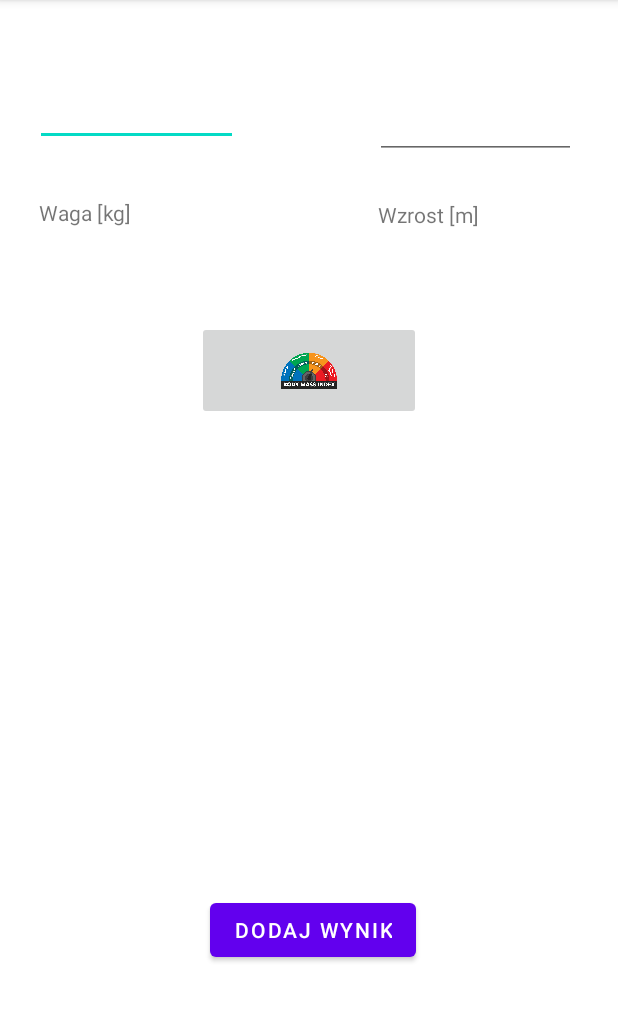
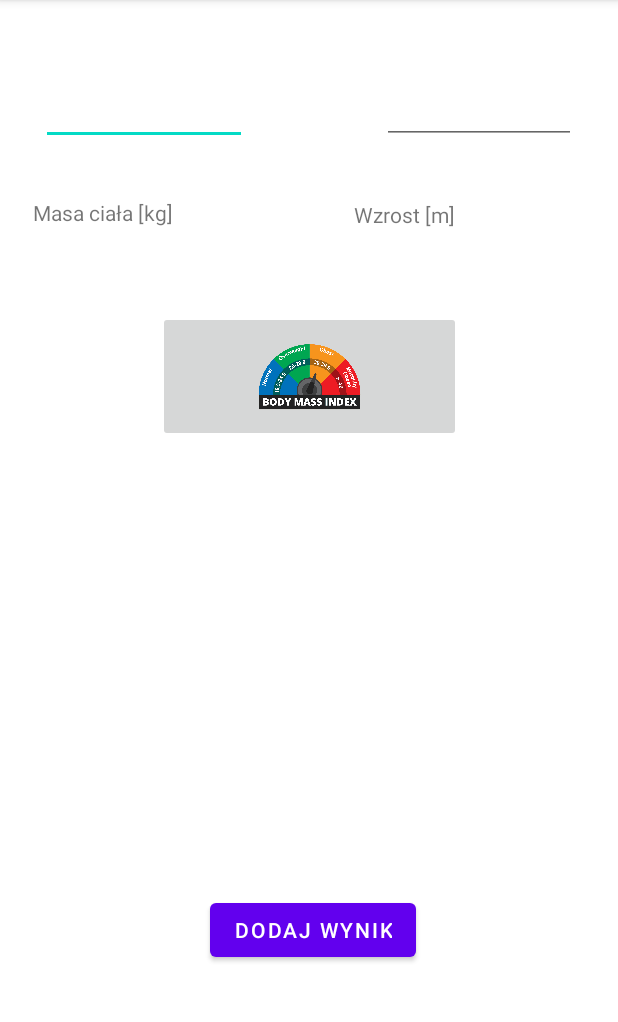
Before and after one commit to staryDziad/StopSmoke, an Android app: the Zdrowie screen opened directly, with no data from a screen before it, on a phone screen of 412 x 824 dp, the part 84-1106 px from its top. Run offline under Robolectric (Android 15) with nearby library versions, the phone set to English and light mode, and no system bars.

Commit message:
1.07.2021_1

```diff
--- a/app/src/main/res/layout/activity_oszczedzaj_cele.xml
+++ b/app/src/main/res/layout/activity_oszczedzaj_cele.xml
@@ -76,7 +76,7 @@
         android:layout_width="wrap_content"
         android:layout_height="wrap_content"
         android:layout_marginStart="26dp"
-        android:layout_marginTop="89dp"
+        android:layout_marginTop="92dp"
         android:layout_marginEnd="33dp"
         android:text="Cel 1"
         android:textSize="30dp"
--- a/app/src/main/res/layout/activity_zdrowie.xml
+++ b/app/src/main/res/layout/activity_zdrowie.xml
@@ -21,8 +21,8 @@
 
     <ImageButton
         android:id="@+id/btBMI"
-        android:layout_width="149dp"
-        android:layout_height="66dp"
+        android:layout_width="202dp"
+        android:layout_height="87dp"
         android:layout_weight="1"
         android:adjustViewBounds="true"
         android:padding="20dp"
@@ -36,21 +36,21 @@
 
     <EditText
         android:id="@+id/edWaga"
-        android:layout_width="135dp"
-        android:layout_height="44dp"
+        android:layout_width="137dp"
+        android:layout_height="43dp"
         android:ems="10"
         android:inputType="numberDecimal"
         app:layout_constraintBottom_toBottomOf="parent"
         app:layout_constraintEnd_toStartOf="@+id/edWzrost"
-        app:layout_constraintHorizontal_bias="0.206"
+        app:layout_constraintHorizontal_bias="0.232"
         app:layout_constraintStart_toStartOf="parent"
         app:layout_constraintTop_toTopOf="parent"
         app:layout_constraintVertical_bias="0.074" />
 
     <EditText
         android:id="@+id/edWzrost"
-        android:layout_width="134dp"
-        android:layout_height="52dp"
+        android:layout_width="129dp"
+        android:layout_height="41dp"
         android:layout_marginEnd="28dp"
         android:ems="10"
         android:inputType="numberDecimal"
@@ -63,10 +63,10 @@
         android:id="@+id/txBMI"
         android:layout_width="wrap_content"
         android:layout_height="wrap_content"
-
+        android:visibility="gone"
         android:textSize="27dp"
         android:textStyle="bold"
-        android:visibility="gone"
+
         app:layout_constraintBottom_toBottomOf="parent"
         app:layout_constraintEnd_toEndOf="parent"
         app:layout_constraintStart_toStartOf="parent"
@@ -78,14 +78,44 @@
         android:id="@+id/txBmiStatus"
         android:layout_width="wrap_content"
         android:layout_height="wrap_content"
-
+        android:visibility="gone"
         android:textSize="25dp"
         android:textStyle="bold"
-        android:visibility="gone"
+
         app:layout_constraintBottom_toBottomOf="parent"
         app:layout_constraintEnd_toEndOf="parent"
         app:layout_constraintStart_toStartOf="parent"
         app:layout_constraintTop_toTopOf="parent" />
+
+    <TextView
+        android:id="@+id/txPrawidlowaMasa"
+        android:layout_width="wrap_content"
+        android:layout_height="wrap_content"
+        android:visibility="gone"
+        android:textSize="15dp"
+        android:textStyle="bold"
+
+        app:layout_constraintBottom_toBottomOf="parent"
+        app:layout_constraintEnd_toEndOf="parent"
+        app:layout_constraintHorizontal_bias="0.501"
+        app:layout_constraintStart_toStartOf="parent"
+        app:layout_constraintTop_toTopOf="parent"
+        app:layout_constraintVertical_bias="0.571" />
+
+    <TextView
+        android:id="@+id/txRoznica"
+        android:layout_width="wrap_content"
+        android:layout_height="wrap_content"
+        android:visibility="gone"
+        android:textSize="15dp"
+        android:textStyle="bold"
+
+        app:layout_constraintBottom_toBottomOf="parent"
+        app:layout_constraintEnd_toEndOf="parent"
+        app:layout_constraintHorizontal_bias="0.501"
+        app:layout_constraintStart_toStartOf="parent"
+        app:layout_constraintTop_toTopOf="parent"
+        app:layout_constraintVertical_bias="0.645" />
 
     <TextView
         android:id="@+id/btBMIAgain"
@@ -94,17 +124,19 @@
         android:text="Policz BMI jeszcze raz"
         android:textStyle="bold"
         android:visibility="gone"
+
         app:layout_constraintBottom_toBottomOf="parent"
         app:layout_constraintEnd_toEndOf="parent"
+        app:layout_constraintHorizontal_bias="0.498"
         app:layout_constraintStart_toStartOf="parent"
         app:layout_constraintTop_toTopOf="parent"
-        app:layout_constraintVertical_bias="0.537" />
+        app:layout_constraintVertical_bias="0.73" />
 
     <TextView
         android:id="@+id/textWaga"
         android:layout_width="156dp"
         android:layout_height="21dp"
-        android:text="Waga [kg]"
+        android:text="Masa ciała [kg]"
         app:layout_constraintBottom_toBottomOf="parent"
         app:layout_constraintEnd_toStartOf="@+id/textWzost"
         app:layout_constraintHorizontal_bias="0.273"
@@ -116,6 +148,7 @@
         android:id="@+id/textWzost"
         android:layout_width="160dp"
         android:layout_height="20dp"
+        android:layout_marginEnd="16dp"
         android:text="Wzrost [m]"
         app:layout_constraintBottom_toBottomOf="parent"
         app:layout_constraintEnd_toEndOf="parent"
--- a/app/src/main/res/layout/popup_cel1.xml
+++ b/app/src/main/res/layout/popup_cel1.xml
@@ -1,6 +1,7 @@
 <?xml version="1.0" encoding="utf-8"?>
 <RelativeLayout
     xmlns:android="http://schemas.android.com/apk/res/android"
+    xmlns:tools="http://schemas.android.com/tools"
     xmlns:app="http://schemas.android.com/apk/res-auto"
     android:layout_width="360dp"
     android:layout_height="400dp"
```
Also changed, not shown: app/src/main/java/com/example/stopsmoke/BaseActivity.kt (+7 -8 lines), app/src/main/java/com/example/stopsmoke/MainActivity.kt (+6 -3 lines), app/src/main/java/com/example/stopsmoke/Ochota_na_papierosa.kt (+10 -15 lines), app/src/main/java/com/example/stopsmoke/Oszczedzaj.kt (+30 -10 lines), app/src/main/java/com/example/stopsmoke/Zdrowie.kt (+68 -23 lines), app/src/main/res/layout/activity_dane_do_rejestracji.xml (+4 -4 lines), app/src/main/res/layout/activity_login.xml (+7 -5 lines), app/src/main/res/layout/activity_main.xml (+15 -5 lines), app/src/main/res/layout/activity_ochota_na_papierosa.xml (+49 -3 lines), app/src/main/res/layout/activity_oszczedzaj.xml (+6 -2 lines), app/src/main/res/layout/papieros_gif_2.xml (+4 -4 lines), app/src/main/res/layout/papieros_gif_3.xml (+6 -5 lines).
